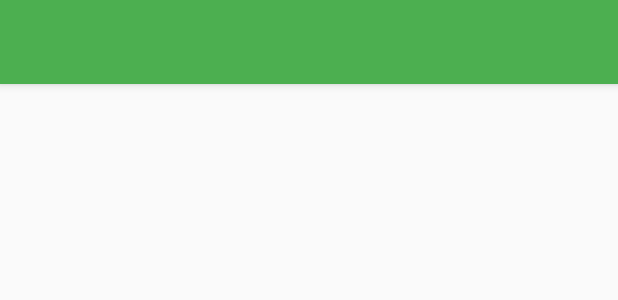
After one commit to Mikiodelg/MyDataSheet, an Android app: the layout main_layout.xml on its own in the app's theme, with its tools: preview values and no code run, on a phone screen of 412 x 824 dp. The commit adds this screen. Shown: the top 300 px of the screen. Run offline under Robolectric (Android 15) with nearby library versions, the phone set to English and light mode, and no system bars.

Commit message:
New Activity with Material - ActionBar with icons

```diff
--- a/app/src/main/java/com/platygames/mydatasheet/NavigationDrawerFragment.java
+++ b/app/src/main/java/com/platygames/mydatasheet/NavigationDrawerFragment.java
@@ -201,8 +201,6 @@ public class NavigationDrawerFragment extends Fragment {
 
     private void selectItem(int position) {
         activity.setActual_sheet(position);
-        activity.prepareListData();
-        activity.notifyDataSetChanged();
         TextFragment txt = (TextFragment)getActivity().getFragmentManager().findFragmentById(R.id.fragment2);
         txt.change("Nombre: "+activity.getSheets().get(position).getSheet_name(),"Version : "+activity.getSheets().get(position).getSheet_desc());
         Toast.makeText(getActivity(), "Clicked Position: "+position, Toast.LENGTH_SHORT).show();
@@ -265,7 +263,7 @@ public class NavigationDrawerFragment extends Fragment {
             return true;
         }
 
-        if (item.getItemId() == R.id.action_example) {
+        if (item.getItemId() == R.id.action_save) {
             Toast.makeText(getActivity(), "Example action.", Toast.LENGTH_SHORT).show();
 
             return true;
--- a/app/src/main/java/com/platygames/mydatasheet/TextFragment.java
+++ b/app/src/main/java/com/platygames/mydatasheet/TextFragment.java
@@ -8,9 +8,11 @@ import android.view.ViewGroup;
 import android.widget.TextView;
 public class TextFragment extends Fragment {
     TextView text,vers;
+    private MainActivity activity;
 
     @Override
     public View onCreateView(LayoutInflater inflater,ViewGroup container, Bundle savedInstanceState) {
+        activity = (MainActivity)getActivity();
         View view = inflater.inflate(R.layout.text_fragment_2, container, false);
         text= (TextView) view.findViewById(R.id.Sheet);
         vers= (TextView)view.findViewById(R.id.Sheet_Desc);
--- /dev/null
+++ b/app/src/main/res/layout/main_layout.xml
@@ -0,0 +1,11 @@
+<?xml version="1.0" encoding="utf-8"?>
+<LinearLayout xmlns:android="http://schemas.android.com/apk/res/android"
+    android:orientation="vertical"
+    android:layout_width="match_parent"
+    android:layout_height="match_parent">
+
+    <include
+        android:id="@+id/tool_bar"
+        layout="@layout/tool_bar"
+        ></include>
+</LinearLayout>
--- /dev/null
+++ b/app/src/main/res/layout/tool_bar.xml
@@ -0,0 +1,9 @@
+<?xml version="1.0" encoding="utf-8"?>
+<android.support.v7.widget.Toolbar xmlns:android="http://schemas.android.com/apk/res/android"
+    android:layout_width="match_parent"
+    android:layout_height="wrap_content"
+    android:background="@color/primary"
+    android:theme="@style/ThemeOverlay.AppCompat.Dark"
+    android:elevation="4dp"
+    >
+</android.support.v7.widget.Toolbar>
--- a/app/src/main/res/values/styles.xml
+++ b/app/src/main/res/values/styles.xml
@@ -1,7 +1,9 @@
 <resources>
+    <!-- Base application theme. -->
+    <style name="AppTheme" parent="Theme.AppCompat.Light.NoActionBar">
 
-    <!-- Base application theme. -->
-    <style name="AppTheme" parent="Theme.AppCompat.Light.DarkActionBar">
+        <item name="colorPrimary">@color/primary</item>
+        <item name="colorPrimaryDark">@color/primary_dark</item>
         <!-- Customize your theme here. -->
     </style>
 
```
Also changed, not shown: app/src/main/AndroidManifest.xml (+2 -5 lines), app/src/main/java/com/platygames/mydatasheet/MainActivity.java (+0 -45 lines), app/src/main/java/com/platygames/mydatasheet/MainSheet.java (added, +58 -0 lines), app/src/main/res/layout/text_fragment_2.xml (+4 -5 lines), app/src/main/res/menu/main.xml (+19 -4 lines), app/src/main/res/values/color.xml (added, +11 -0 lines), app/src/main/res/drawable-hdpi/ic_info.png (added), app/src/main/res/drawable-mdpi/ic_info.png (added), app/src/main/res/drawable-xhdpi/ic_info.png (added), app/src/main/res/drawable-xxhdpi/ic_info.png (added).
